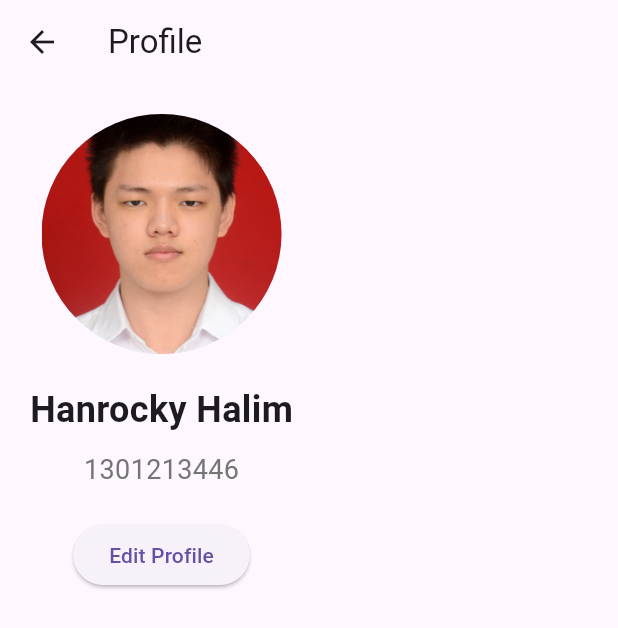
After one commit to hanrockyhalim/modul_abp_2024, a Flutter app: the ProfileScreen screen opened directly, on a phone screen of 412 x 824 dp. The commit adds this screen. Shown: the top 628 px of the screen. Run offline on Flutter 3.47's test engine with Material 3 defaults, Android fonts, the phone set to English and light mode, and no system bars.

Commit message:
added profile_screen

```diff
--- a/modul_10/lib/main.dart
+++ b/modul_10/lib/main.dart
@@ -1,6 +1,7 @@
 // ignore_for_file: prefer_const_constructors
 
 import 'package:flutter/material.dart';
+import 'package:modul_10/profile_screen.dart';
 
 void main() {
   runApp(const MyApp());
@@ -55,11 +56,11 @@ class _MyHomePageState extends State<MyHomePage> {
               padding: const EdgeInsets.symmetric(vertical: 16),
               child: Row(
                 mainAxisAlignment: MainAxisAlignment.spaceBetween,
-                children: const [
+                children: [
                   Column(
                     crossAxisAlignment: CrossAxisAlignment.start,
                     mainAxisAlignment: MainAxisAlignment.center,
-                    children: [
+                    children: const [
                       Text(
                         "Welcome",
                         style: TextStyle(
@@ -78,9 +79,18 @@ class _MyHomePageState extends State<MyHomePage> {
                       )
                     ],
                   ),
-                  CircleAvatar(
-                    radius: 20,
-                    backgroundImage: AssetImage('images/profpic.jpg'),
+                  GestureDetector(
+                    onTap: () {
+                      Navigator.push(
+                        context,
+                        MaterialPageRoute(
+                            builder: (context) => ProfileScreen()),
+                      );
+                    },
+                    child: CircleAvatar(
+                      radius: 20,
+                      backgroundImage: AssetImage('images/profpic.jpg'),
+                    ),
                   )
                 ],
               ),
--- /dev/null
+++ b/modul_10/lib/profile_screen.dart
@@ -0,0 +1,51 @@
+// ignore_for_file: prefer_const_constructors
+
+import 'package:flutter/material.dart';
+
+class ProfileScreen extends StatelessWidget {
+  const ProfileScreen({super.key});
+
+  @override
+  Widget build(BuildContext context) {
+    return Scaffold(
+      appBar: AppBar(
+        title: Text('Profile'),
+      ),
+      body: Padding(
+        padding: const EdgeInsets.all(20.0),
+        child: Column(
+          crossAxisAlignment: CrossAxisAlignment.center,
+          children: [
+            CircleAvatar(
+              radius: 80,
+              backgroundImage: AssetImage('images/profpic.jpg'),
+            ),
+            SizedBox(height: 20),
+            Text(
+              'Hanrocky Halim',
+              style: TextStyle(
+                fontSize: 24,
+                fontWeight: FontWeight.bold,
+              ),
+            ),
+            SizedBox(height: 10),
+            Text(
+              '1301213446',
+              style: TextStyle(
+                fontSize: 18,
+                color: Colors.grey[600],
+              ),
+            ),
+            SizedBox(height: 20),
+            ElevatedButton(
+              onPressed: () {
+                // Add functionality for editing profile
+              },
+              child: Text('Edit Profile'),
+            ),
+          ],
+        ),
+      ),
+    );
+  }
+}
```
